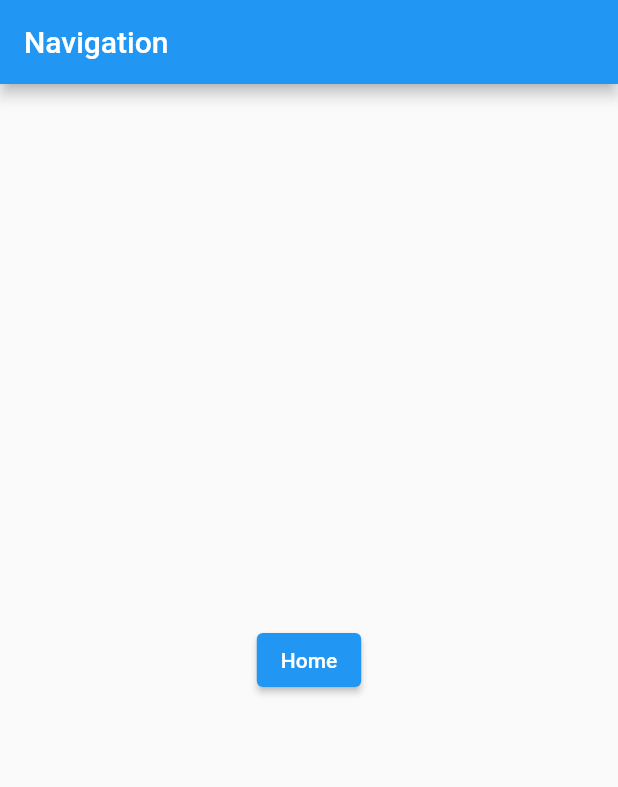
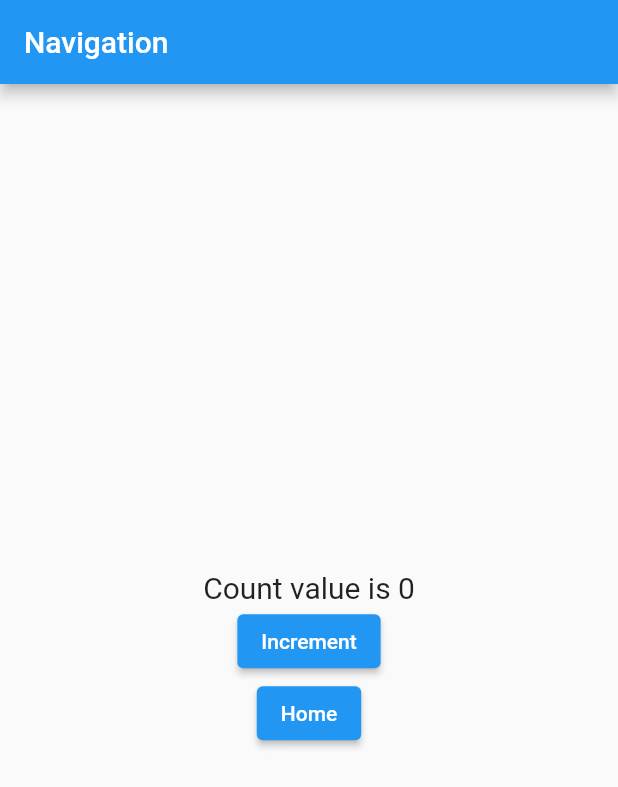
Before and after one commit to pasha13d/learn_getX, a Flutter app: the screen it shows after launch, on a phone screen of 412 x 824 dp. Shown: the top 787 px of the screen. Run offline on Flutter 3.47's test engine with Material 2 defaults, Android fonts, the phone set to English and light mode, and no system bars; our stand-ins replace get.

Commit message:
Reactive State Manager GetX(by using Obx)

```diff
--- a/lib/main.dart
+++ b/lib/main.dart
@@ -5,11 +5,17 @@ import 'package:learn_getx/pages/not_found_page.dart';
 import 'package:learn_getx/pages/settings_page.dart';
 
 void main() {
-  runApp(const MyApp());
+  runApp(MyApp());
 }
 
 class MyApp extends StatelessWidget {
-  const MyApp({Key? key}) : super(key: key);
+  MyApp({Key? key}) : super(key: key);
+
+  var count = 0.obs;
+
+  void increment() {
+    count++;
+  }
 
   // This widget is the root of your application.
   @override
@@ -38,6 +44,18 @@ class MyApp extends StatelessWidget {
             mainAxisAlignment: MainAxisAlignment.center,
             crossAxisAlignment: CrossAxisAlignment.center,
             children: [
+              Obx(() =>
+                Text(
+                  "Count value is $count",
+                  style: TextStyle(fontSize: 20.0),
+                ),
+              ),
+              ElevatedButton(
+                onPressed: (() {
+                  increment();
+                }),
+                child: const Text("Increment")
+              ),
               ElevatedButton(
                 onPressed: (() {
                   // Get.toNamed("/home");
```
Also changed, not shown: 1 other file.
